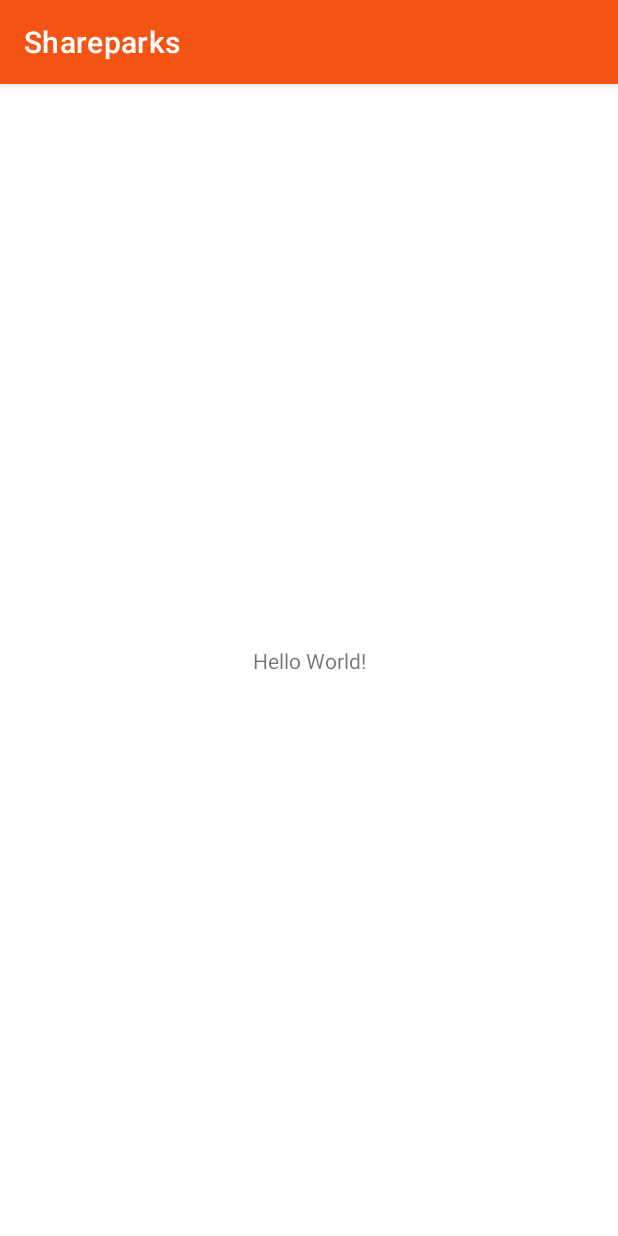
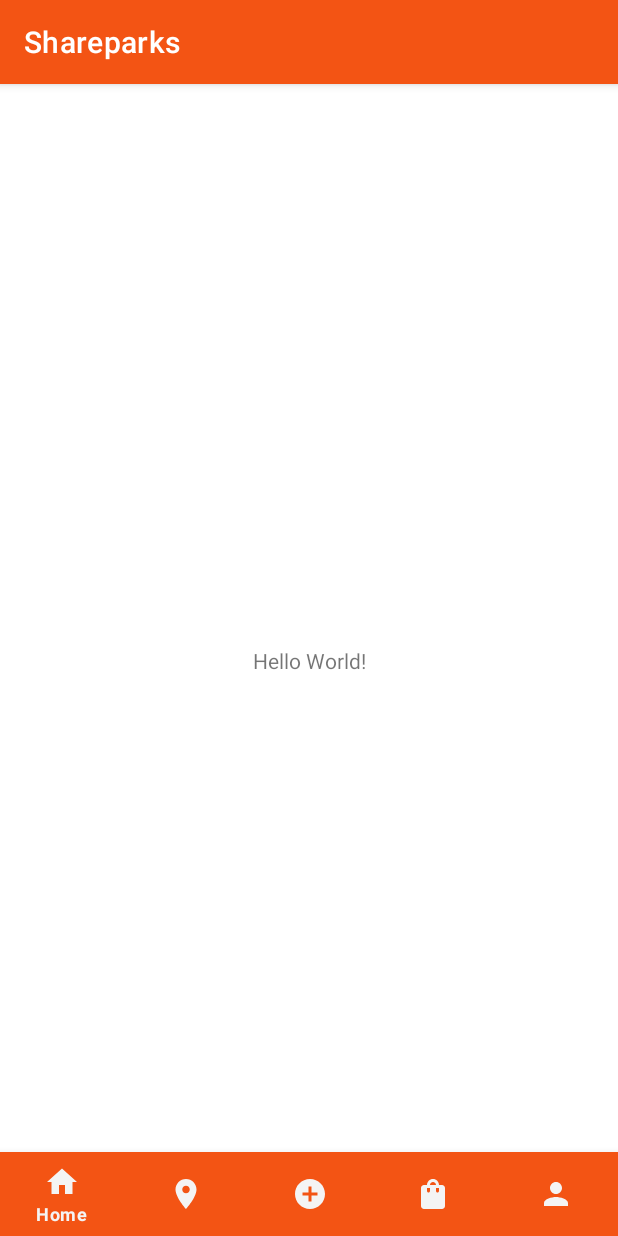
Before and after one commit to BigBoi077/Shareparks, an Android app: the MainActivity screen opened directly, with no data from a screen before it, on a phone screen of 412 x 824 dp. Run offline under Robolectric (Android 15) with nearby library versions, the phone set to English and light mode, and no system bars.

Commit message:
Added bottom menu

```diff
--- a/app/src/main/java/cegepst/example/shareparks/views/MainActivity.java
+++ b/app/src/main/java/cegepst/example/shareparks/views/MainActivity.java
@@ -3,7 +3,10 @@ package cegepst.example.shareparks.views;
 import androidx.appcompat.app.AppCompatActivity;
 
 import android.os.Bundle;
-import android.util.Log;
+
+import java.io.FileInputStream;
+import java.io.IOException;
+import java.io.ObjectInputStream;
 
 import cegepst.example.shareparks.R;
 import cegepst.example.shareparks.models.User;
@@ -19,7 +22,17 @@ public class MainActivity extends AppCompatActivity {
         setContentView(R.layout.activity_main);
         if (getIntent().hasExtra("user_path")) {
             userPath = getIntent().getStringExtra("user_path");
-            Log.d("User", userPath);
+            getCurrentUser();
+        }
+    }
+
+    private void getCurrentUser() {
+        try {
+            FileInputStream fileInputStream = openFileInput(userPath);
+            ObjectInputStream objectInputStream = new ObjectInputStream(fileInputStream);
+            user = (User) objectInputStream.readObject();
+        } catch (IOException | ClassNotFoundException e) {
+            e.printStackTrace();
         }
     }
 }
--- a/app/src/main/java/cegepst/example/shareparks/views/SignUpActivity.java
+++ b/app/src/main/java/cegepst/example/shareparks/views/SignUpActivity.java
@@ -10,6 +10,7 @@ import android.view.View;
 import android.widget.EditText;
 import android.widget.Toast;
 
+import java.io.FileInputStream;
 import java.io.FileNotFoundException;
 import java.io.FileOutputStream;
 import java.io.IOException;
@@ -21,6 +22,7 @@ import cegepst.example.shareparks.models.User;
 
 public class SignUpActivity extends AppCompatActivity {
 
+    private String filename;
     private String firstName;
     private String lastName;
     private String username;
@@ -42,9 +44,22 @@ public class SignUpActivity extends AppCompatActivity {
         if (firstName == null || lastName == null || username == null || password == null) {
             alert("You must fill out each input before proceeding");
             return;
+        } else if (userAlreadyExists()) {
+            alert("This username is already taken");
+            return;
         } else {
             makeUser();
         }
+    }
+
+    private boolean userAlreadyExists() {
+        try {
+            FileInputStream fileInputStream = openFileInput(filename);
+            return true;
+        } catch (IOException e) {
+            e.printStackTrace();
+        }
+        return false;
     }
 
     private void makeUser() {
@@ -79,6 +94,7 @@ public class SignUpActivity extends AppCompatActivity {
         lastName = getEntry(R.id.lastNameInput);
         username = getEntry(R.id.usernameInput);
         password = getEntry(R.id.passwordInput);
+        filename = "user_" + username.toUpperCase();
     }
 
     private String getEntry(int inputId) {
--- /dev/null
+++ b/app/src/main/res/drawable/ic_add_circle.xml
@@ -0,0 +1,10 @@
+<vector xmlns:android="http://schemas.android.com/apk/res/android"
+    android:width="24dp"
+    android:height="24dp"
+    android:viewportWidth="24"
+    android:viewportHeight="24"
+    android:tint="?attr/colorControlNormal">
+  <path
+      android:fillColor="@android:color/white"
+      android:pathData="M12,2C6.48,2 2,6.48 2,12s4.48,10 10,10 10,-4.48 10,-10S17.52,2 12,2zM17,13h-4v4h-2v-4L7,13v-2h4L11,7h2v4h4v2z"/>
+</vector>
--- /dev/null
+++ b/app/src/main/res/drawable/ic_home.xml
@@ -0,0 +1,10 @@
+<vector xmlns:android="http://schemas.android.com/apk/res/android"
+    android:width="24dp"
+    android:height="24dp"
+    android:viewportWidth="24"
+    android:viewportHeight="24"
+    android:tint="?attr/colorControlNormal">
+  <path
+      android:fillColor="@android:color/white"
+      android:pathData="M10,20v-6h4v6h5v-8h3L12,3 2,12h3v8z"/>
+</vector>
--- /dev/null
+++ b/app/src/main/res/drawable/ic_location.xml
@@ -0,0 +1,10 @@
+<vector xmlns:android="http://schemas.android.com/apk/res/android"
+    android:width="24dp"
+    android:height="24dp"
+    android:viewportWidth="24"
+    android:viewportHeight="24"
+    android:tint="?attr/colorControlNormal">
+  <path
+      android:fillColor="@android:color/white"
+      android:pathData="M12,2C8.13,2 5,5.13 5,9c0,5.25 7,13 7,13s7,-7.75 7,-13c0,-3.87 -3.13,-7 -7,-7zM12,11.5c-1.38,0 -2.5,-1.12 -2.5,-2.5s1.12,-2.5 2.5,-2.5 2.5,1.12 2.5,2.5 -1.12,2.5 -2.5,2.5z"/>
+</vector>
--- /dev/null
+++ b/app/src/main/res/drawable/ic_shopping_bag.xml
@@ -0,0 +1,10 @@
+<vector xmlns:android="http://schemas.android.com/apk/res/android"
+    android:width="24dp"
+    android:height="24dp"
+    android:viewportWidth="24"
+    android:viewportHeight="24"
+    android:tint="?attr/colorControlNormal">
+  <path
+      android:fillColor="@android:color/white"
+      android:pathData="M18,6h-2c0,-2.21 -1.79,-4 -4,-4S8,3.79 8,6H6C4.9,6 4,6.9 4,8v12c0,1.1 0.9,2 2,2h12c1.1,0 2,-0.9 2,-2V8C20,6.9 19.1,6 18,6zM10,10c0,0.55 -0.45,1 -1,1s-1,-0.45 -1,-1V8h2V10zM12,4c1.1,0 2,0.9 2,2h-4C10,4.9 10.9,4 12,4zM16,10c0,0.55 -0.45,1 -1,1s-1,-0.45 -1,-1V8h2V10z"/>
+</vector>
--- a/app/src/main/res/layout/activity_main.xml
+++ b/app/src/main/res/layout/activity_main.xml
@@ -5,6 +5,18 @@
     android:layout_width="match_parent"
     android:layout_height="match_parent"
     tools:context=".views.MainActivity">
+
+    <com.google.android.material.bottomnavigation.BottomNavigationView
+        android:id="@+id/menuBottom"
+        android:layout_width="match_parent"
+        android:layout_height="wrap_content"
+        app:layout_constraintBottom_toBottomOf="parent"
+        app:layout_constraintEnd_toEndOf="parent"
+        app:layout_constraintStart_toStartOf="parent"
+        android:background="@color/Pomegranate"
+        app:itemTextColor="@color/WildSand"
+        app:itemIconTint="@color/WildSand"
+        app:menu="@menu/bottom"/>
 
     <TextView
         android:layout_width="wrap_content"
--- a/app/src/main/res/menu/bottom.xml
+++ b/app/src/main/res/menu/bottom.xml
@@ -1,4 +1,27 @@
 <?xml version="1.0" encoding="utf-8"?>
 <menu xmlns:android="http://schemas.android.com/apk/res/android">
+    <item
+        android:id="@+id/idHome"
+        android:icon="@drawable/ic_home"
+        android:title="@string/homeIcon" />
 
+    <item
+        android:id="@+id/idMap"
+        android:icon="@drawable/ic_location"
+        android:title="@string/locationIcon" />
+
+    <item
+        android:id="@+id/idPost"
+        android:icon="@drawable/ic_add_circle"
+        android:title="@string/addCircleIcon" />
+
+    <item
+        android:id="@+id/idMarket"
+        android:icon="@drawable/ic_shopping_bag"
+        android:title="@string/marketIcon" />
+
+    <item
+        android:id="@+id/idAccount"
+        android:icon="@drawable/ic_person"
+        android:title="@string/accountIcon" />
 </menu>
--- a/app/src/main/res/values/strings.xml
+++ b/app/src/main/res/values/strings.xml
@@ -9,4 +9,9 @@
     <string name="lastNameHint">Test</string>
     <string name="signUpText">Sign Up</string>
     <string name="usernameSignUpHint">JohnnySkater148</string>
+    <string name="homeIcon">Home</string>
+    <string name="locationIcon">Location</string>
+    <string name="addCircleIcon">Post</string>
+    <string name="marketIcon">Marketplace</string>
+    <string name="accountIcon">Account</string>
 </resources>
```
